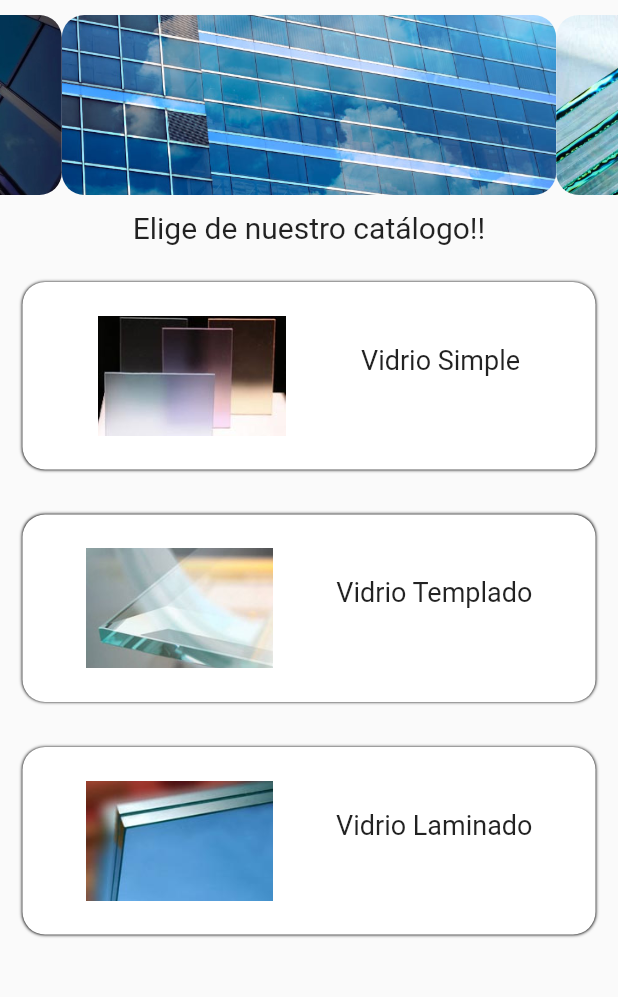
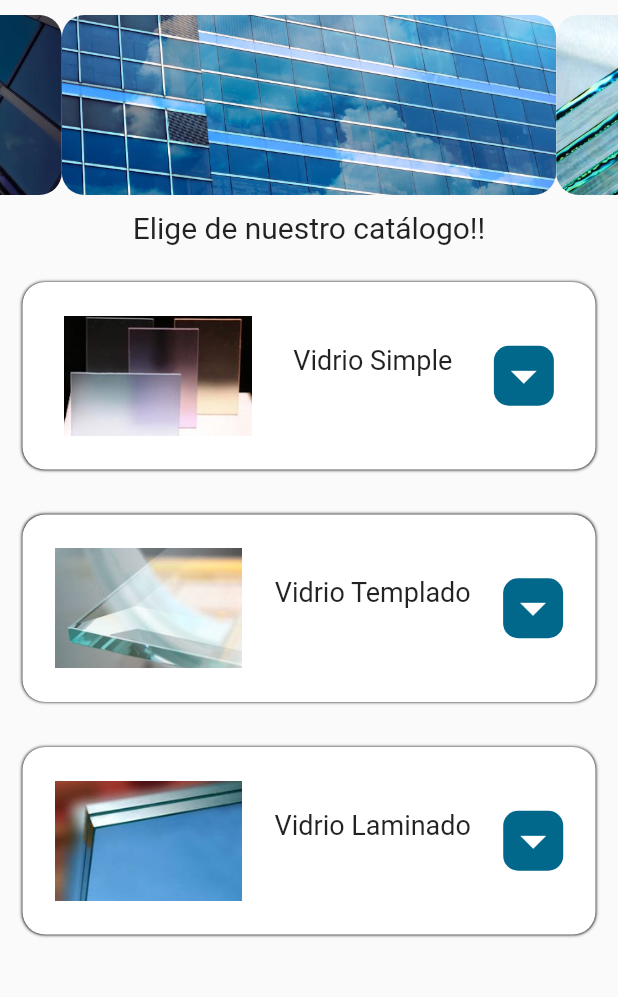
Before and after one commit to eduardo-solis/GlassMexApp, a Flutter app: the screen it shows after launch, on a phone screen of 412 x 824 dp, the part 84-1081 px from its top. Run offline on Flutter 3.47's test engine with Material 2 defaults, Android fonts, the phone set to English and light mode, and no system bars; drawn by our look-alikes of carousel_slider; our stand-ins replace shared_preferences, sqflite; accounts and stored records are empty.

Commit message:
Modificando la pantalla de inicio

```diff
--- a/lib/widgets/home_widgets/custom_item_list_view.dart
+++ b/lib/widgets/home_widgets/custom_item_list_view.dart
@@ -1,4 +1,5 @@
 import 'package:flutter/material.dart';
+import 'package:glassmex/helpers/hexcolor.dart';
 import 'package:glassmex/screens/product_screen.dart';
 
 class CustomItemListView extends StatefulWidget {
@@ -57,6 +58,17 @@ class _CustomItemListViewState extends State<CustomItemListView> {
                     ),
                     Text(widget.grosor, style: const TextStyle(fontSize: 18)),
                   ],
+                ),
+                Container(
+                  decoration: BoxDecoration(
+                      borderRadius: BorderRadius.circular(10),
+                      color: HexColor("01688c")),
+                  child: Icon(
+                      isVisibility
+                          ? Icons.arrow_drop_up
+                          : Icons.arrow_drop_down,
+                      size: 40,
+                      color: Colors.white),
                 )
               ],
             ),
@@ -66,19 +78,22 @@ class _CustomItemListViewState extends State<CustomItemListView> {
               child: Column(
                 children: [
                   ListTile(
-                    title: const Text("De 4 mm"),
+                    title: Text("${widget.nombre} con 4 mm de grosor"),
+                    trailing: const Icon(Icons.arrow_forward_ios_outlined),
                     onTap: () {
                       irDetalleProducto(widget.nombre, "4", widget.image);
                     },
                   ),
                   ListTile(
-                    title: const Text("De 6 mm"),
+                    title: Text("${widget.nombre} con 6 mm de grosor"),
+                    trailing: const Icon(Icons.arrow_forward_ios_outlined),
                     onTap: () {
                       irDetalleProducto(widget.nombre, "6", widget.image);
                     },
                   ),
                   ListTile(
-                    title: const Text("De 10 mm"),
+                    title: Text("${widget.nombre} con 10 mm de grosor"),
+                    trailing: const Icon(Icons.arrow_forward_ios_outlined),
                     onTap: () {
                       irDetalleProducto(widget.nombre, "10", widget.image);
                     },
```
